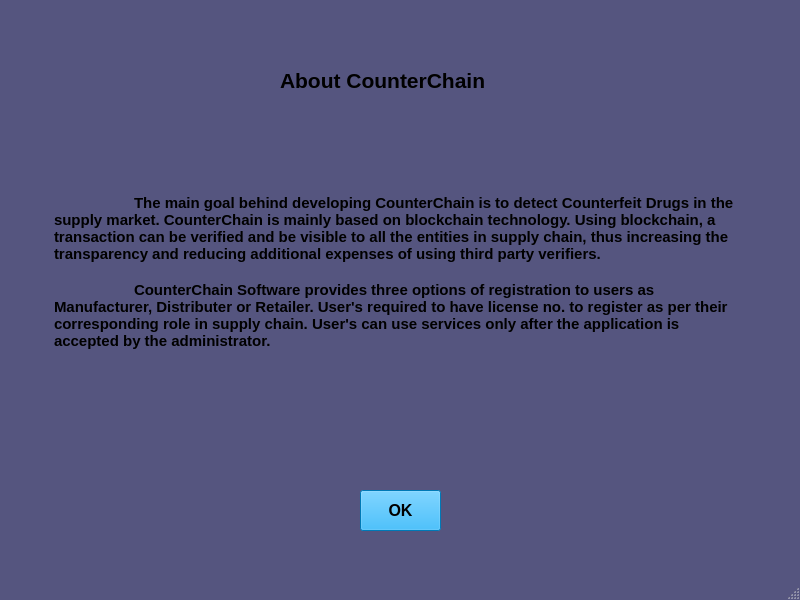
Above: aboutus.ui from shubham0298/CounterChain before the change. Below: the same form after it.
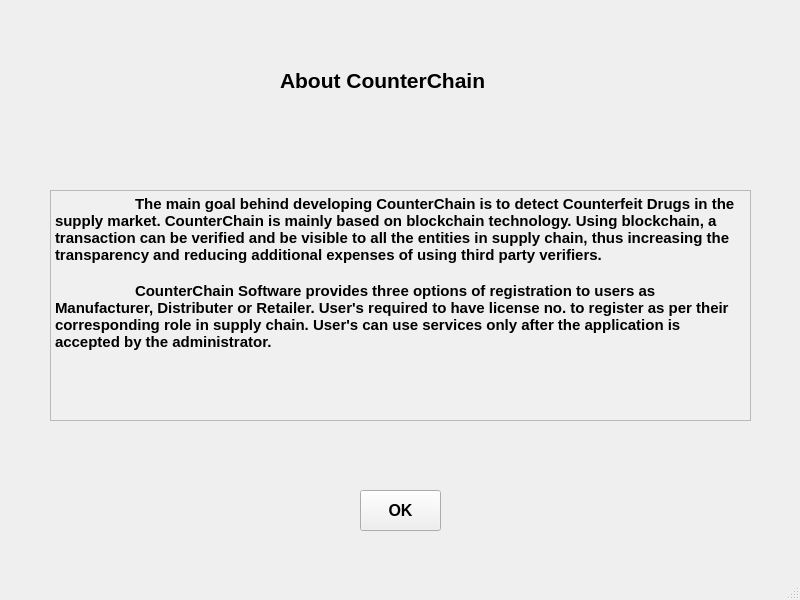
That is the form after the change.

```diff
--- a/aboutus.ui
+++ b/aboutus.ui
@@ -26,12 +26,7 @@
    <string>About Us</string>
   </property>
   <property name="styleSheet">
-   <string notr="true">QMainWindow{
-	background-color: rgb(85, 85, 127);
-}
-QPushButton{
-	background-color: rgb(0, 170, 255);
-}</string>
+   <string notr="true"/>
   </property>
   <widget class="QWidget" name="centralwidget">
    <widget class="QLabel" name="label">
@@ -92,9 +87,9 @@
        <colorrole role="Button">
         <brush brushstyle="SolidPattern">
          <color alpha="255">
-          <red>85</red>
-          <green>85</green>
-          <blue>127</blue>
+          <red>0</red>
+          <green>0</green>
+          <blue>0</blue>
          </color>
         </brush>
        </colorrole>
@@ -110,18 +105,18 @@
        <colorrole role="Base">
         <brush brushstyle="SolidPattern">
          <color alpha="255">
-          <red>85</red>
-          <green>85</green>
-          <blue>127</blue>
+          <red>240</red>
+          <green>240</green>
+          <blue>240</blue>
          </color>
         </brush>
        </colorrole>
        <colorrole role="Window">
         <brush brushstyle="SolidPattern">
          <color alpha="255">
-          <red>85</red>
-          <green>85</green>
-          <blue>127</blue>
+          <red>240</red>
+          <green>240</green>
+          <blue>240</blue>
          </color>
         </brush>
        </colorrole>
@@ -130,9 +125,9 @@
        <colorrole role="Button">
         <brush brushstyle="SolidPattern">
          <color alpha="255">
-          <red>85</red>
-          <green>85</green>
-          <blue>127</blue>
+          <red>0</red>
+          <green>0</green>
+          <blue>0</blue>
          </color>
         </brush>
        </colorrole>
@@ -148,18 +143,18 @@
        <colorrole role="Base">
         <brush brushstyle="SolidPattern">
          <color alpha="255">
-          <red>85</red>
-          <green>85</green>
-          <blue>127</blue>
+          <red>240</red>
+          <green>240</green>
+          <blue>240</blue>
          </color>
         </brush>
        </colorrole>
        <colorrole role="Window">
         <brush brushstyle="SolidPattern">
          <color alpha="255">
-          <red>85</red>
-          <green>85</green>
-          <blue>127</blue>
+          <red>240</red>
+          <green>240</green>
+          <blue>240</blue>
          </color>
         </brush>
        </colorrole>
@@ -168,9 +163,9 @@
        <colorrole role="Button">
         <brush brushstyle="SolidPattern">
          <color alpha="255">
-          <red>85</red>
-          <green>85</green>
-          <blue>127</blue>
+          <red>0</red>
+          <green>0</green>
+          <blue>0</blue>
          </color>
         </brush>
        </colorrole>
@@ -186,18 +181,18 @@
        <colorrole role="Base">
         <brush brushstyle="SolidPattern">
          <color alpha="255">
-          <red>85</red>
-          <green>85</green>
-          <blue>127</blue>
+          <red>240</red>
+          <green>240</green>
+          <blue>240</blue>
          </color>
         </brush>
        </colorrole>
        <colorrole role="Window">
         <brush brushstyle="SolidPattern">
          <color alpha="255">
-          <red>85</red>
-          <green>85</green>
-          <blue>127</blue>
+          <red>240</red>
+          <green>240</green>
+          <blue>240</blue>
          </color>
         </brush>
        </colorrole>
@@ -208,10 +203,7 @@
      <cursorShape>IBeamCursor</cursorShape>
     </property>
     <property name="styleSheet">
-     <string notr="true">QTextBrowser{
-	background-color: rgb(85, 85, 127);
-	border: 0
-}</string>
+     <string notr="true"/>
     </property>
     <property name="html">
      <string>&lt;!DOCTYPE HTML PUBLIC &quot;-//W3C//DTD HTML 4.0//EN&quot; &quot;http://www.w3.org/TR/REC-html40/strict.dtd&quot;&gt;
```
